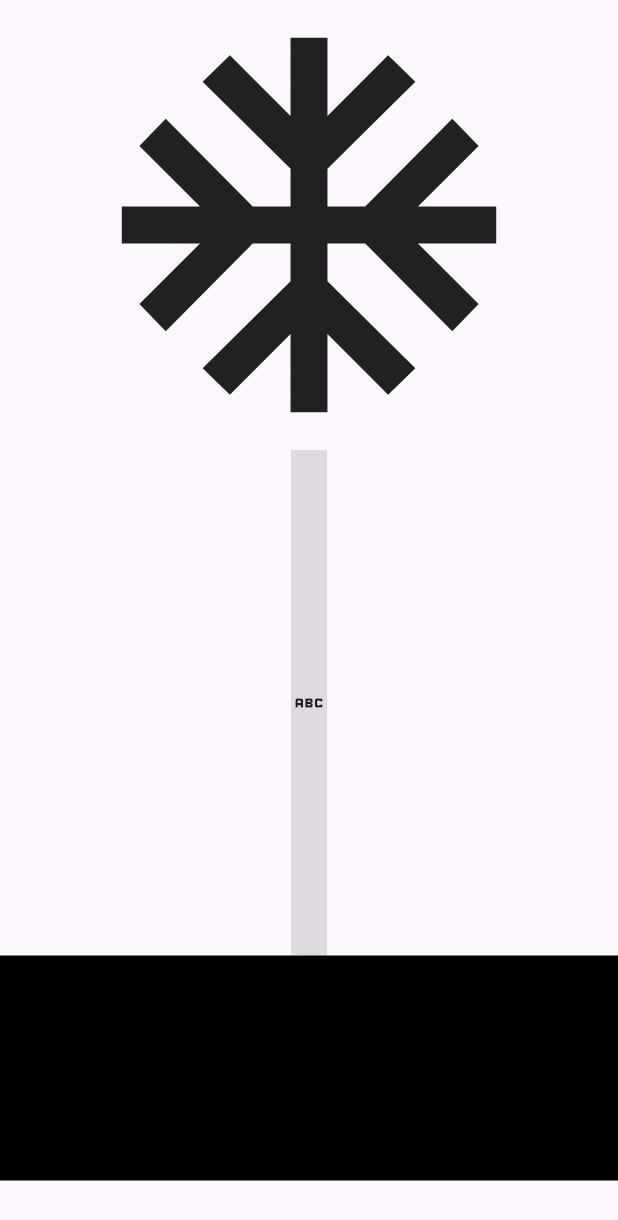
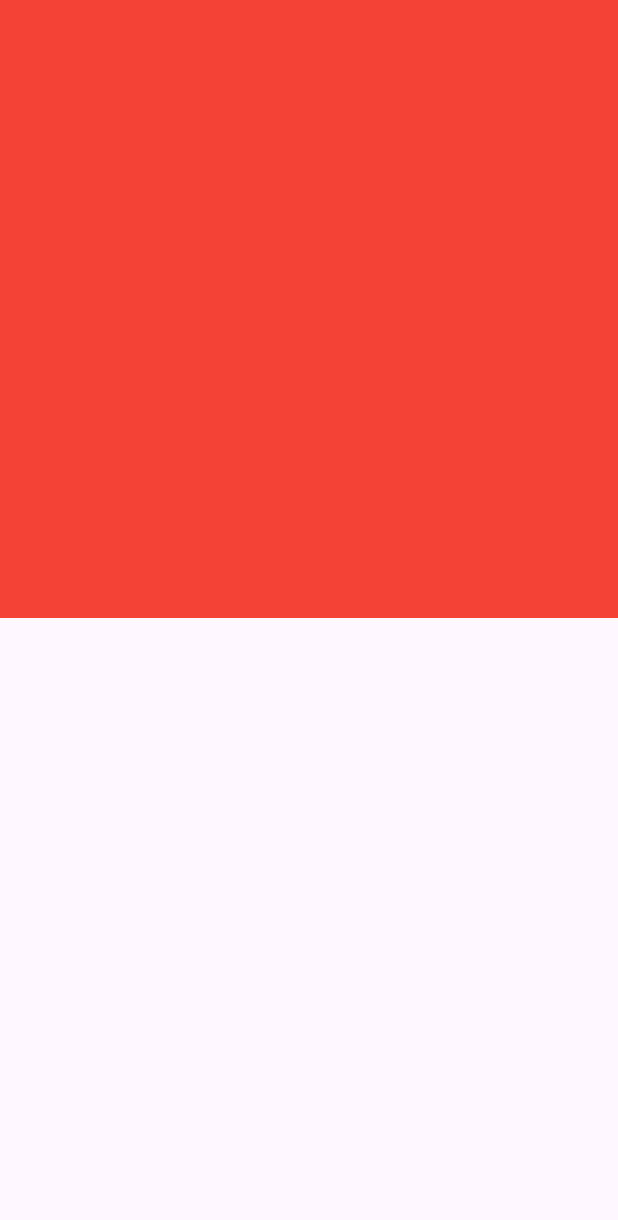
Before and after one commit to AhmedHussien249/responsive_adaptive, a Flutter app: the screen it shows after launch, on a phone screen of 412 x 824 dp. Shown: the top 1220 px of the screen. Run offline on Flutter 3.47's test engine with Material 3 defaults, Android fonts, the phone set to English and light mode, and no system bars.

```diff
--- a/lib/main.dart
+++ b/lib/main.dart
@@ -24,7 +24,7 @@ class MyApp extends StatelessWidget {
         useMaterial3: true,
       ),
       home: const Scaffold(
-        body: FlexibleTest(),
+        body: AspectRatioTest(),
       ),
     );
   }
--- a/lib/screens.dart
+++ b/lib/screens.dart
@@ -197,16 +197,60 @@ class FlexibleTest extends StatelessWidget {
             child: Container(
               color: Colors.black12,
               height: 150,
-              child: const FittedBox(fit: BoxFit.scaleDown,child:  Icon(Icons.abc)),
+              child: const FittedBox(
+                  fit: BoxFit.scaleDown, child: Icon(Icons.abc)),
             ),
           ),
           Container(
             color: Colors.black,
             height: 150,
           ),
-
         ],
       ),
     );
   }
 }
+
+class FittedBoxTest extends StatelessWidget {
+  const FittedBoxTest({super.key});
+
+  static const imagesUrl = [
+    'https://images.ctfassets.net/hrltx12pl8hq/qGOnNvgfJIe2MytFdIcTQ/429dd7e2cb176f93bf9b21a8f89edc77/Images.jpg',
+    'https://images.ctfassets.net/hrltx12pl8hq/qGOnNvgfJIe2MytFdIcTQ/429dd7e2cb176f93bf9b21a8f89edc77/Images.jpg',
+    'https://images.ctfassets.net/hrltx12pl8hq/qGOnNvgfJIe2MytFdIcTQ/429dd7e2cb176f93bf9b21a8f89edc77/Images.jpg',
+    'https://images.ctfassets.net/hrltx12pl8hq/qGOnNvgfJIe2MytFdIcTQ/429dd7e2cb176f93bf9b21a8f89edc77/Images.jpg',
+  ];
+
+  @override
+  Widget build(BuildContext context) {
+    return Scaffold(
+      appBar: AppBar(),
+      body: GridView.builder(
+        itemCount: FittedBoxTest.imagesUrl.length,
+        gridDelegate: const SliverGridDelegateWithFixedCrossAxisCount(
+            crossAxisCount: 3, crossAxisSpacing: 4.0, mainAxisSpacing: 4.0),
+        itemBuilder: (context, index) =>
+            FittedBox(child: Image.network(FittedBoxTest.imagesUrl[index])),
+      ),
+    );
+  }
+}
+class AspectRatioTest extends StatelessWidget {
+  const AspectRatioTest({super.key});
+
+  @override
+  Widget build(BuildContext context) {
+    return  Scaffold(
+      body: AspectRatio(
+        aspectRatio: 1,
+        child: Align(
+          alignment: Alignment.topCenter,
+          child: Container(
+            color: Colors.red,
+            width: MediaQuery.sizeOf(context).width,
+          ),
+        ),
+      ),
+    );
+  }
+}
```
